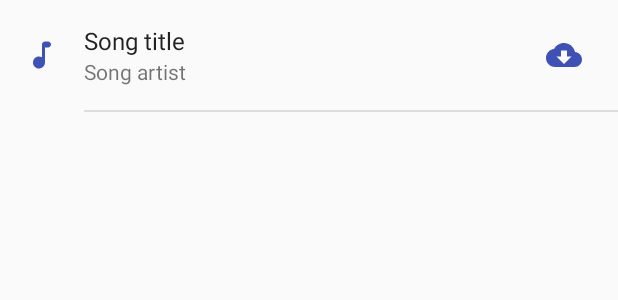
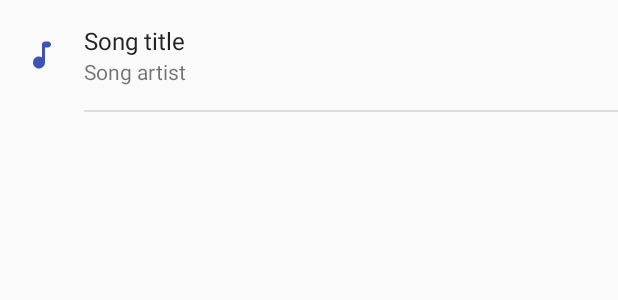
Before and after one commit to touficbatache/Songs-2018, an Android app: the layout item_song_my_music.xml on its own in the app's theme, with its tools: preview values and no code run, on a phone screen of 412 x 824 dp. Shown: the top 300 px of the screen. Run offline under Robolectric (Android 15) with nearby library versions, the phone set to English and light mode, and no system bars.

Commit message:
#21: Remove downloaded icon from the "My Music" fragment on all songs

```diff
--- a/app/src/main/res/layout/item_song_my_music.xml
+++ b/app/src/main/res/layout/item_song_my_music.xml
@@ -23,10 +23,9 @@
             android:layout_marginEnd="16dp" />
 
         <LinearLayout
-            android:layout_width="0dp"
+            android:layout_width="wrap_content"
             android:layout_height="wrap_content"
-            android:orientation="vertical"
-            android:layout_weight="1">
+            android:orientation="vertical">
 
             <TextView
                 android:id="@+id/song_title"
@@ -46,15 +45,6 @@
 
         </LinearLayout>
 
-        <ImageButton
-            android:id="@+id/btn_delete"
-            android:layout_width="wrap_content"
-            android:layout_height="wrap_content"
-            android:padding="8dp"
-            android:src="@drawable/ic_cloud_download_24dp"
-            android:tint="@color/colorPrimary"
-            android:background="?attr/selectableItemBackgroundBorderless" />
-
     </LinearLayout>
 
     <View
```
Also changed, not shown: app/src/main/java/ml/toufic/songs/ui/fragments/MyMusicFragment.java (+1 -27 lines).
